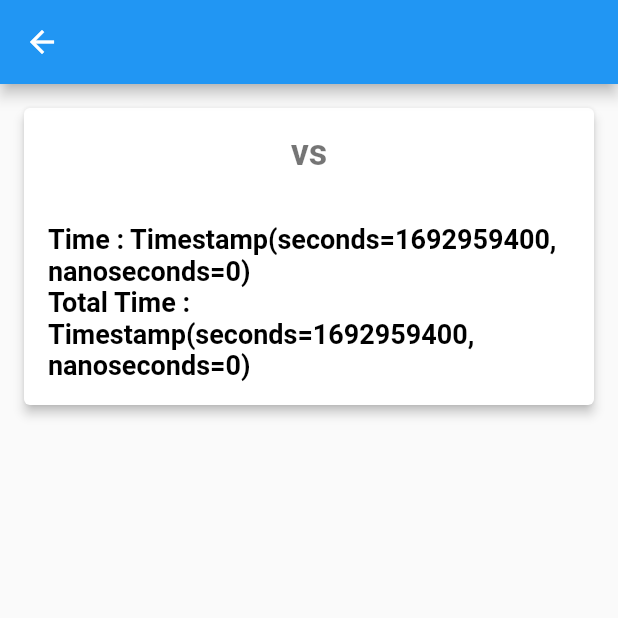
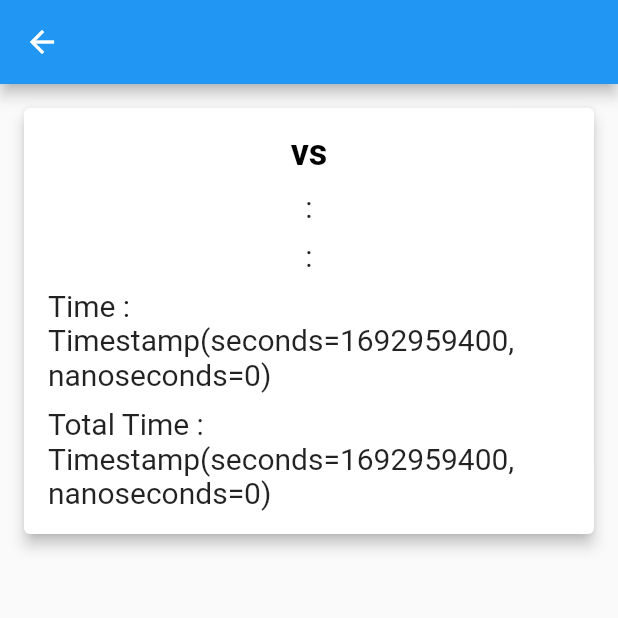
Before and after one commit to ShahirSammun/Flutter_Assignment, a Flutter app: the MatchDetailsScreen screen opened directly with empty values, on a phone screen of 412 x 824 dp, the top half of it. Run offline on Flutter 3.47's test engine with Material 2 defaults, Android fonts, the phone set to English and light mode, and no system bars; our stand-ins replace cloud_firestore, firebase_core; accounts and stored records are empty.

Commit message:
Flutter Code Added

```diff
--- a/lib/match_details.dart
+++ b/lib/match_details.dart
@@ -3,7 +3,8 @@ import 'package:cloud_firestore/cloud_firestore.dart';
 class MatchDetailsScreen extends StatelessWidget {
   final String matchName, matchId;
 
-  const MatchDetailsScreen({Key? key, required this.matchName, required this.matchId})
+  const MatchDetailsScreen(
+      {Key? key, required this.matchName, required this.matchId})
       : super(key: key);
 
   @override
@@ -15,57 +16,66 @@ class MatchDetailsScreen extends StatelessWidget {
       body: Column(
         children: [
           StreamBuilder<DocumentSnapshot>(
-              stream: FirebaseFirestore.instance.collection('Football').doc(matchId).snapshots(),
+            stream: FirebaseFirestore.instance
+                .collection('Argentina vs Brazil')
+                .doc(matchId)
+                .snapshots(),
             builder: (context, snapshot) {
-                if(snapshot.connectionState == ConnectionState.waiting){
-                  return const Center(
-                    child: CircularProgressIndicator(),
-                  );
-                }
-                if(snapshot.connectionState == ConnectionState.active || snapshot.connectionState == ConnectionState.done){
-                  if(snapshot.hasError){
-                    return Center(
-                      child: Text(snapshot.error.toString()),
-                    );
-                  } else if(snapshot.hasData){
+              if (snapshot.hasData) {
                 final item = snapshot.data;
                 return Card(
                   margin: const EdgeInsets.all(16),
-                      elevation: 3,
+                  elevation: 4,
                   child: Padding(
                     padding: const EdgeInsets.all(16.0),
                     child: Column(
                       children: [
                         const Row(),
-                            Text(item?.get('Team1') + ' vs ' + item?.get('Team2'), style: const TextStyle(
+                        Text(
+                          item?.get('team_a') + ' vs ' + item?.get('team_b'),
+                          style: const TextStyle(
                               fontSize: 24,
-                                color: Colors.black54,
-                                fontWeight: FontWeight.bold
-                            ),),
-                            Text(item?.get('Stadium'), style: const TextStyle(
-                                fontSize: 28,
                               color: Colors.black,
-                                fontWeight: FontWeight.bold
-                            ),),
-                            Text("Time : ${item?.get('Time')}", style: const TextStyle(
-                                fontSize: 18,
-                                color: Colors.black,
-                                fontWeight: FontWeight.bold
-                            ),),
-                            Text("Total Time : ${item?.get('TotalTime')}", style: const TextStyle(
-                                fontSize: 18,
-                                color: Colors.black,
-                                fontWeight: FontWeight.bold
-                            ),),
+                              fontWeight: FontWeight.bold),
+                        ),
+                        const SizedBox(
+                          height: 10,
+                        ),
+                        Text(
+                          item?.get('team_a') + ' : ' + item?.get('score_a'),
+                          style: const TextStyle(fontSize: 20),
+                        ),
+                        const SizedBox(
+                          height: 10,
+                        ),
+                        Text(
+                          item?.get('team_b') + ' : ' + item?.get('score_b'),
+                          style: const TextStyle(fontSize: 20),
+                        ),
+                        const SizedBox(
+                          height: 10,
+                        ),
+                        Text(
+                          "Time : ${item?.get('Time')}",
+                          style: const TextStyle(fontSize: 20),
+                        ),
+                        const SizedBox(
+                          height: 10,
+                        ),
+                        Text(
+                          "Total Time : ${item?.get('TotalTime')}",
+                          style: const TextStyle(fontSize: 20),
+                        ),
                       ],
                     ),
                   ),
                 );
+              } else {
+                return const Center(
+                  child: CircularProgressIndicator(),
+                );
               }
-
-                }
-                return const SizedBox();
-              }
+            },
           )
         ],
       ),
--- a/lib/match_list_screen.dart
+++ b/lib/match_list_screen.dart
@@ -12,7 +12,7 @@ class MatchListScreen extends StatelessWidget {
         title: const Text('Match List'),
     ),
     body: StreamBuilder<QuerySnapshot>(
-    stream: FirebaseFirestore.instance.collection('Football').snapshots(),
+    stream: FirebaseFirestore.instance.collection('Argentina vs Brazil').snapshots(),
     builder: (context, snapshot) {
     if(snapshot.connectionState == ConnectionState.waiting){
     return const Center(
@@ -35,11 +35,11 @@ class MatchListScreen extends StatelessWidget {
     context,
     MaterialPageRoute(
     builder: (context) => MatchDetailsScreen(
-    matchName: item.get('MatchName'),
+    matchName: item.get('match_name'),
     matchId: item.id,
     )));
     },
-    title: Text(item.get('Team1') + ' vs ' + item.get('Team2')),
+    title: Text(item.get('team_a') + ' vs ' + item.get('team_b')),
     trailing: const Icon(Icons.arrow_forward),
     );
     });
--- a/pubspec.yaml
+++ b/pubspec.yaml
@@ -32,11 +32,12 @@ dependencies:
     sdk: flutter
 
 
+
   # The following adds the Cupertino Icons font to your application.
   # Use with the CupertinoIcons class for iOS style icons.
   cupertino_icons: ^1.0.2
-  http: ^1.1.0
 
+  get: ^4.6.5
   firebase_core: ^2.15.1
   cloud_firestore: ^4.9.0
   path_provider: ^2.0.14
```
Also changed, not shown: pubspec.lock, 1 other file. Lines whose indentation alone changed are shown as unchanged.
